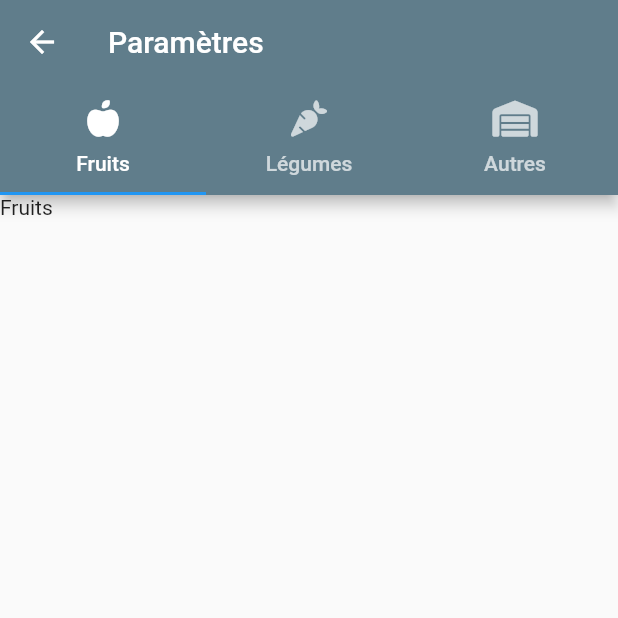
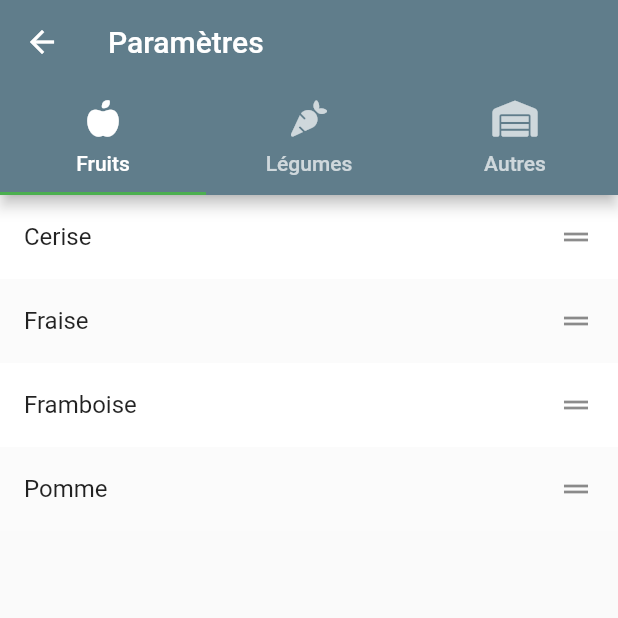
Before and after one commit to LJ5O/Inventory_management, a Flutter app: the screen it shows after launch, after a tap on the "settings" icon, on a phone screen of 412 x 824 dp, the top half of it. Run offline on Flutter 3.47's test engine with Material 2 defaults, Android fonts, the phone set to English and light mode, and no system bars; our stand-ins replace font_awesome_flutter, shared_preferences; missing offline and left inert: dart:ffi.

Commit message:
Working on products settings
List order management

```diff
--- a/lib/main.dart
+++ b/lib/main.dart
@@ -23,7 +23,7 @@ class MyApp extends StatelessWidget {
         // or simply save your changes to "hot reload" in a Flutter IDE).
         // Notice that the counter didn't reset back to zero; the application
         // is not restarted.
-        primarySwatch: Colors.blue,
+        primarySwatch: Colors.green,
       ),
       home: const ProductsListRoute(title: 'Légumes de Brouckerque'),
     );
--- a/lib/routes/settings_route.dart
+++ b/lib/routes/settings_route.dart
@@ -1,5 +1,6 @@
 import 'package:flutter/material.dart';
 import 'package:font_awesome_flutter/font_awesome_flutter.dart';
+import 'package:inventaire/widgets/products_editor.dart';
 
 class SettingsRoute extends StatefulWidget{
   const SettingsRoute({super.key});
@@ -28,27 +29,16 @@ class _SettingsRouteState extends State<SettingsRoute> {
               ],
             ),
           ),
-          body: TabBarView(
+          body: const TabBarView(
             children: [
-              const Text("Fruits"),
-              const Text("Légumes"),
-              ReorderableListView(
-                onReorder: (int oldIndex, int newIndex){
-                  setState(() {
-                    //TODO
-                  });
-                },
-                children: <Widget>[
-                  for(int index = 0; index<5; index ++)
-                    ListTile(
-                        key: Key("$index"),
-                        title: Text("$index"),
-                      trailing: ReorderableDragStartListener(
-                        index: index,
-                        child: const Icon(Icons.drag_handle),
-                      ),
-                    )
-                  ],
+              ProductsEditor(
+                productType: "fruits"
+              ),
+              ProductsEditor(
+                  productType: "vegetables"
+              ),
+              ProductsEditor(
+                  productType: "others"
               )
             ],
           )
--- /dev/null
+++ b/lib/widgets/products_editor.dart
@@ -0,0 +1,77 @@
+import 'dart:ffi';
+
+import 'package:flutter/material.dart';
+import 'package:inventaire/providers/shared_provider.dart';
+
+class ProductsEditor extends StatefulWidget {
+  const ProductsEditor({super.key, required this.productType});
+
+  final String productType;
+
+  @override
+  State<StatefulWidget> createState() => _ProductsEditorState();
+
+}
+
+class _ProductsEditorState extends State<ProductsEditor>{
+
+  StorageService storage = StorageService();
+
+  void _updateProductList(int oldIndex, int newIndex, List<String> products) async {
+    setState(() {
+      if (oldIndex < newIndex) {
+        newIndex -= 1;
+      }
+      final String item = products.removeAt(oldIndex);
+      products.insert(newIndex, item);
+    });
+
+    // Appel asynchrone en dehors de setState
+    await storage.setStringList(widget.productType, products);
+  }
+
+  @override
+  Widget build(BuildContext context) {
+
+    if(!["vegetables", "fruits", "others"].contains(widget.productType)){
+      throw AssertionError('Product Type should be "vegetables", "fruits" or "others" !');
+    }
+
+    return FutureBuilder(
+      future: storage.getStringList(widget.productType),
+      builder: (BuildContext context, AsyncSnapshot<List<String>> snapshot){
+        List<String> products = ["Cerise", "Fraise", "Framboise", "Pomme"] ?? snapshot.data ?? [];
+        if(products.isEmpty){//No products
+          return Center(
+            child: Column(
+              mainAxisAlignment: MainAxisAlignment.center,
+              crossAxisAlignment: CrossAxisAlignment.center,
+              children: const [
+                Text("Aucun élément n'est dans cette liste."),
+                ElevatedButton(onPressed: null, child: Text("Ajouter"))
+              ],
+            )
+          );
+        }else{
+          return ReorderableListView(
+            onReorder: (int oldIndex, int newIndex){
+              _updateProductList(oldIndex, newIndex, products);
+            },
+            children: <Widget>[
+              for(int index = 0; index<products.length; index ++)
+                ListTile(
+                  key: Key(products[index]),
+                  title: Text(products[index]),
+                  tileColor: index%2==0 ? Colors.white : Colors.white10,
+                  trailing: ReorderableDragStartListener(
+                    index: index,
+                    child: const Icon(Icons.drag_handle),
+                  ),
+                )
+            ],
+          );
+        }
+      }
+    );
+  }
+}
```
Also changed, not shown: lib/providers/shared_provider.dart (+9 -9 lines).
